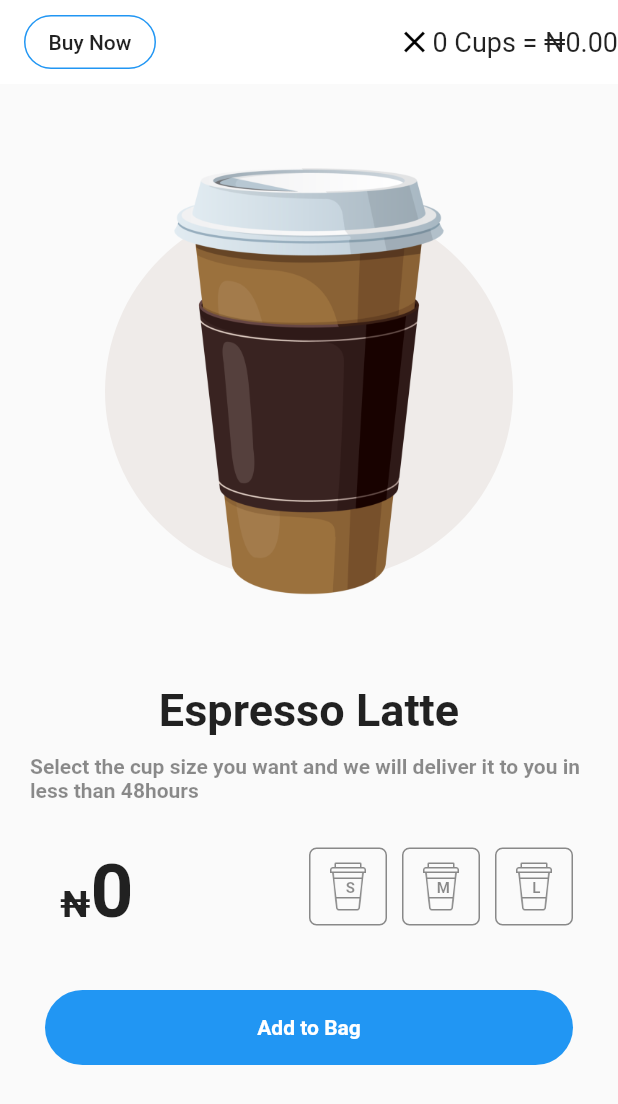
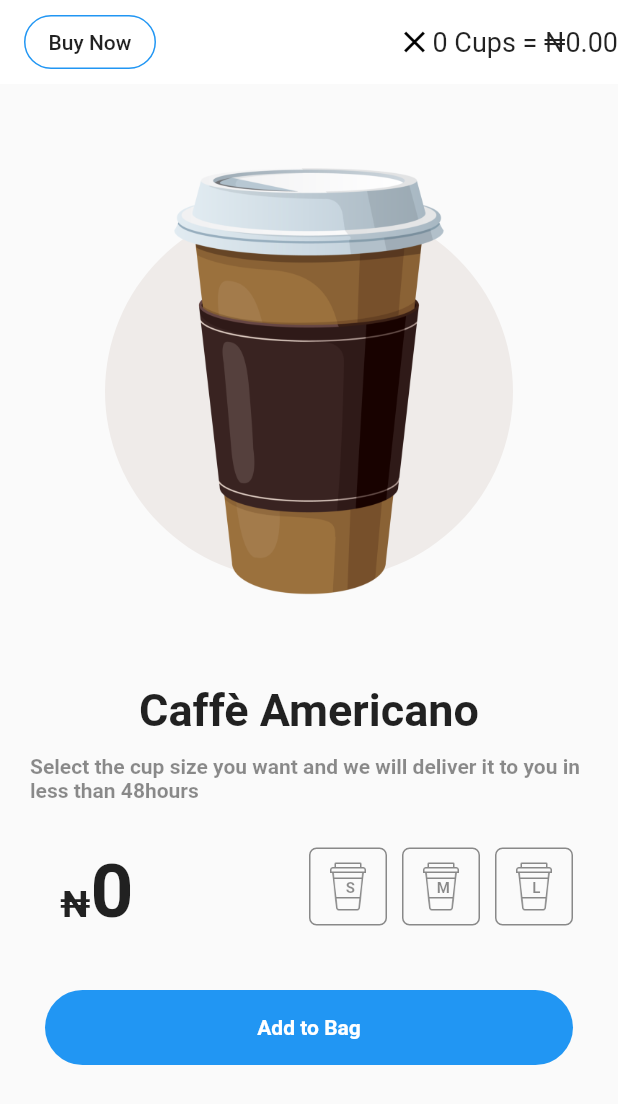
Before and after one commit to meemah/flutter_app, a Flutter app: the screen it shows after launch, on a phone screen of 412 x 824 dp. Shown: the top 1104 px of the screen. Run offline on Flutter 3.47's test engine with Material 2 defaults, Android fonts, the phone set to English and light mode, and no system bars.

```diff
--- a/lib/main.dart
+++ b/lib/main.dart
@@ -109,7 +109,7 @@ class _MyHomePageState extends State<MyHomePage> {
             ],
           )),
           Padding(padding: EdgeInsets.all(10),),
-          Expanded(flex: 0,child: Text("Espresso Latte",
+          Expanded(flex: 0,child: Text("Caffè Americano",
             style: TextStyle(fontWeight: FontWeight.bold,
               fontSize: 30),)),
           Padding(padding: EdgeInsets.all(6),),
```
Also changed, not shown: 1 other file.
